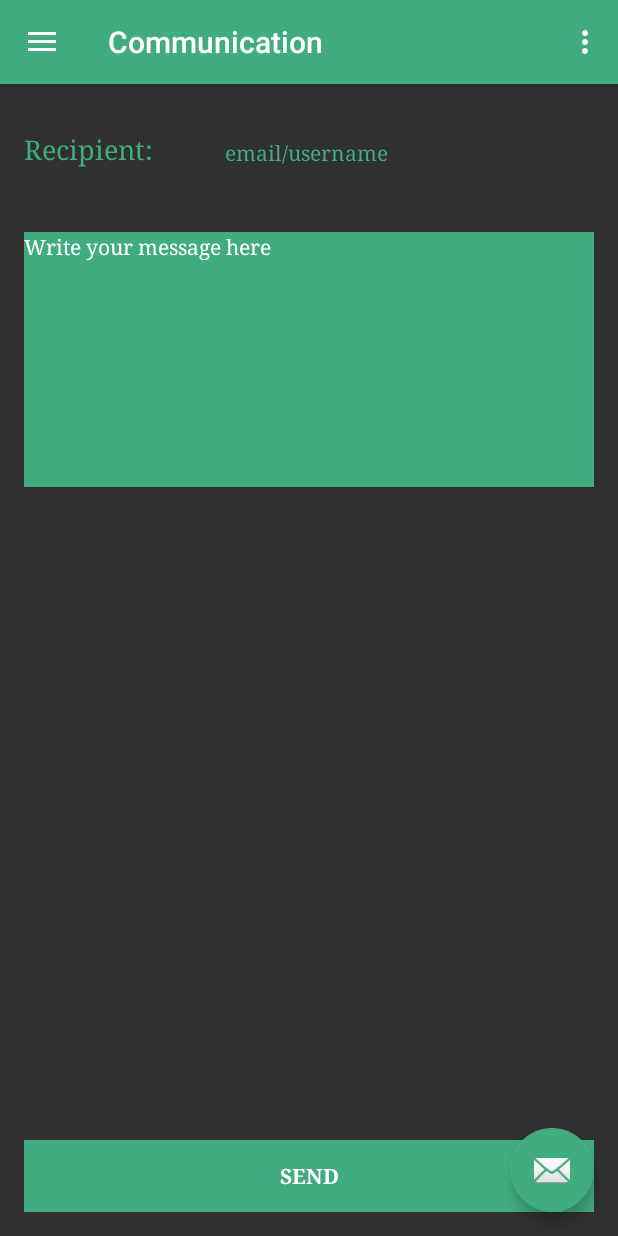
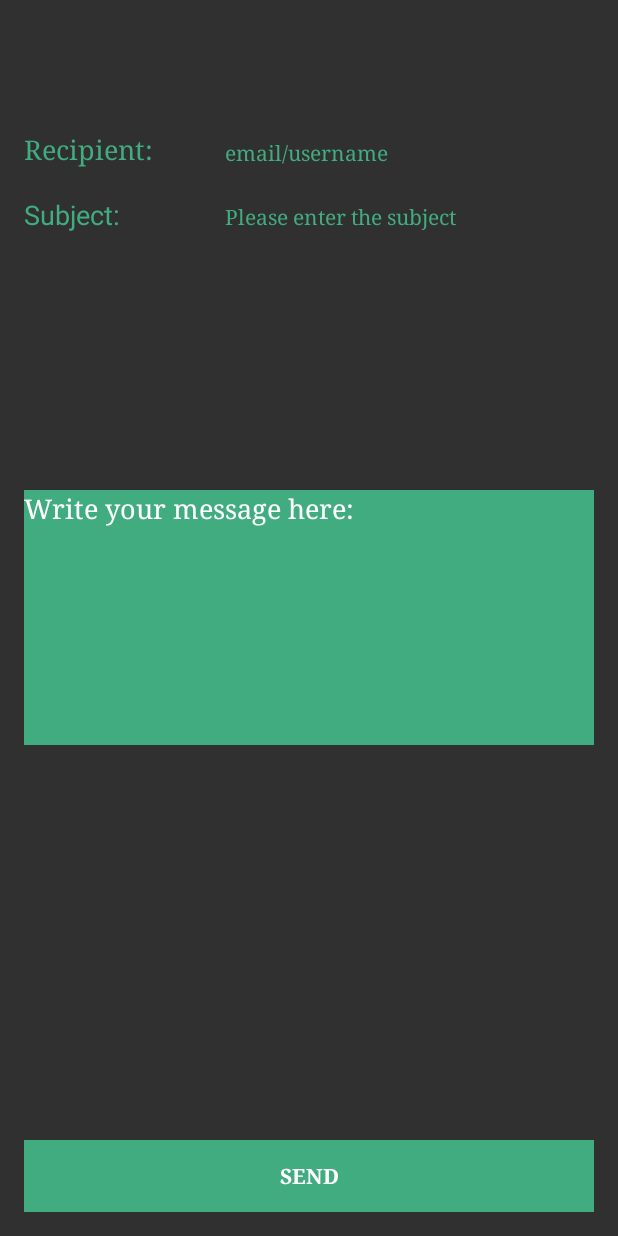
Before and after one commit to asmitasth01/University-Bazaar-System, an Android app: the Communication screen opened directly, with no data from a screen before it, on a phone screen of 412 x 824 dp. Run offline under Robolectric (Android 15) with nearby library versions, the phone set to English and light mode, and no system bars; our stand-ins replace Firebase (no records; nobody signed in at launch, a user with empty details on screens opened directly).

Commit message:
Communication part is edited

```diff
--- a/app/src/main/AndroidManifest.xml
+++ b/app/src/main/AndroidManifest.xml
@@ -17,7 +17,7 @@
     <uses-permission android:name="android.permission.WRITE_EXTERNAL_STORAGE" />
     <uses-permission android:name="android.permission.READ_PHONE_STATE" />
     <uses-permission android:name="android.permission.READ_EXTERNAL_STORAGE" />
-
+    <uses-permission android:name="android.permission.INTERNET"/>
     <application
         android:allowBackup="true"
         android:icon="@mipmap/ic_launcher"
--- a/app/src/main/java/example/com/bazaar/Communication.java
+++ b/app/src/main/java/example/com/bazaar/Communication.java
@@ -1,20 +1,71 @@
 package example.com.bazaar;
+import android.support.v7.app.AppCompatActivity;
+import android.os.Bundle;
+import android.view.View;
+import android.widget.Button;
+import android.widget.EditText;
+import example.com.bazaar.SignInActivity;
 
+import java.util.Properties;
+
+import javax.mail.PasswordAuthentication;
+import javax.mail.Session;
 import android.content.Context;
 import android.support.v7.app.AppCompatActivity;
 import android.os.Bundle;
 import android.view.LayoutInflater;
 import android.view.View;
 
-public class Communication extends Home{
+public class Communication extends Home implements View.OnClickListener {
+    //Declaring EditText
+    private EditText editTextEmail;
+    private EditText editTextSubject;
+    private EditText editTextMessage;
+    //private EditText editTextSender;
+
+    //Send button
+    private Button buttonSend;
 
     @Override
     protected void onCreate(Bundle savedInstanceState) {
         super.onCreate(savedInstanceState);
         LayoutInflater inflater = (LayoutInflater) this.getSystemService(Context.LAYOUT_INFLATER_SERVICE);
+        setContentView(R.layout.activity_communication);
 
+
+        //Initializing the views
+        editTextEmail = (EditText) findViewById(R.id.editText5);
+
+        editTextSubject = (EditText) findViewById(R.id.editText12);
+
+        editTextMessage = (EditText) findViewById(R.id.editText3);
+
+        buttonSend = (Button) findViewById(R.id.buttonSend);
+
+        //Adding click listener
+        buttonSend.setOnClickListener(this);
         //inflate your activity layout here!
         View contentView = inflater.inflate(R.layout.activity_communication, null, false);
         drawer.addView(contentView, 0);
     }
+    private void sendEmail() {
+        //Getting content for email
+
+        SignInActivity login = new SignInActivity();
+        String email = editTextEmail.getText().toString().trim();
+        String subject = editTextSubject.getText().toString().trim();
+        String message = "From: " +login.getUsername()+"\n"+"\n"+ editTextMessage.getText().toString().trim();
+        //String sender = editTextSender.getText().toString().trim();
+
+        //Creating SendMail object
+        SendMail sm = new SendMail(this, email,  subject, message);
+
+        //Executing sendmail to send email
+        sm.execute();
+    }
+
+    @Override
+    public void onClick(View v) {
+        sendEmail();
+    }
 }
--- a/app/src/main/java/example/com/bazaar/Config.java
+++ b/app/src/main/java/example/com/bazaar/Config.java
@@ -6,6 +6,7 @@ package example.com.bazaar;
 
 public class Config {
     public static final String FIREBASE_URL = "https://bazaar-7ee62.firebaseio.com/";
-
+    public static final String EMAIL ="universitybazaar1@gmail.com";
+    public static final String PASSWORD ="Asmita01";
 
 }
--- a/app/src/main/res/layout/activity_communication.xml
+++ b/app/src/main/res/layout/activity_communication.xml
@@ -25,22 +25,6 @@
         android:fontFamily="serif" />
 
     <EditText
-        android:layout_width="match_parent"
-        android:inputType="textMultiLine"
-        android:ems="10"
-        android:id="@+id/editText3"
-        android:background="@color/colorAccent"
-        android:layout_marginTop="43dp"
-        android:layout_below="@+id/textView4"
-        android:layout_alignParentLeft="true"
-        android:layout_alignParentStart="true"
-        android:textAppearance="@style/TextAppearance.AppCompat.Body1"
-        android:textSize="18sp"
-        android:textColor="@android:color/background_light"
-        android:textColorHint="@color/colorPrimaryDark"
-        android:layout_height="170sp" />
-
-    <EditText
         android:layout_width="wrap_content"
         android:layout_height="wrap_content"
         android:inputType="textEmailAddress"
@@ -58,23 +42,12 @@
         android:fontFamily="serif"
         android:textSize="14sp" />
 
-    <TextView
-        android:text="Write your message here"
-        android:layout_width="match_parent"
-        android:layout_height="wrap_content"
-        android:layout_alignTop="@+id/editText3"
-        android:layout_alignParentStart="true"
-        android:id="@+id/textView31"
-        android:hint="Write your message here:"
-        android:textColor="@android:color/background_light"
-        android:background="@color/colorAccent"
-        android:fontFamily="serif" />
 
     <Button
         android:text="SEND"
         android:layout_width="match_parent"
         android:layout_height="wrap_content"
-        android:id="@+id/button"
+        android:id="@+id/buttonSend"
         android:textColor="@android:color/background_light"
         android:background="@color/colorAccent"
         android:textSize="14sp"
@@ -83,4 +56,51 @@
         android:layout_alignParentBottom="true"
         android:layout_alignParentStart="true" />
 
+    <TextView
+        android:text="Subject:"
+        android:layout_width="wrap_content"
+        android:layout_height="wrap_content"
+        android:id="@+id/textView34"
+        android:layout_below="@+id/textView4"
+        android:layout_alignStart="@+id/textView32"
+        android:layout_marginTop="19dp"
+        android:textSize="18sp"
+        android:textColor="@color/colorAccent" />
+
+    <EditText
+        android:layout_width="wrap_content"
+        android:layout_height="wrap_content"
+        android:inputType="textPersonName"
+        android:ems="10"
+        android:id="@+id/editText12"
+        android:hint="Please enter the subject "
+        android:textSize="14sp"
+        android:layout_alignBaseline="@+id/textView34"
+        android:layout_alignBottom="@+id/textView34"
+        android:layout_alignStart="@+id/editText5"
+        android:textColorHint="@color/colorAccent"
+        android:textColor="?attr/colorAccent"
+        android:background="@color/colorPrimaryDark"
+        android:fontFamily="serif" />
+
+    <EditText
+        android:layout_width="match_parent"
+        android:inputType="textMultiLine"
+        android:ems="10"
+        android:id="@+id/editText3"
+        android:background="@color/colorAccent"
+        android:textAppearance="@style/TextAppearance.AppCompat.Body1"
+        android:textSize="18sp"
+        android:textColor="@android:color/background_light"
+
+        android:textColorHint="@color/common_google_signin_btn_text_dark_default"
+        android:layout_height="170sp"
+        android:gravity="top"
+        android:layout_centerVertical="true"
+        android:layout_alignParentStart="true"
+        android:hint="Write your message here: "
+        android:fontFamily="serif"
+        android:textColorLink="@android:color/white"
+        android:textCursorDrawable="@color/cast_expanded_controller_text_color" />
+
 </RelativeLayout>
```
Also changed, not shown: app/build.gradle (+6 -3 lines), app/src/main/java/example/com/bazaar/SendMail.java (added, +102 -0 lines), app/libs/activation.jar (added), app/libs/additionnal.jar (added), app/libs/mail.jar (added).
